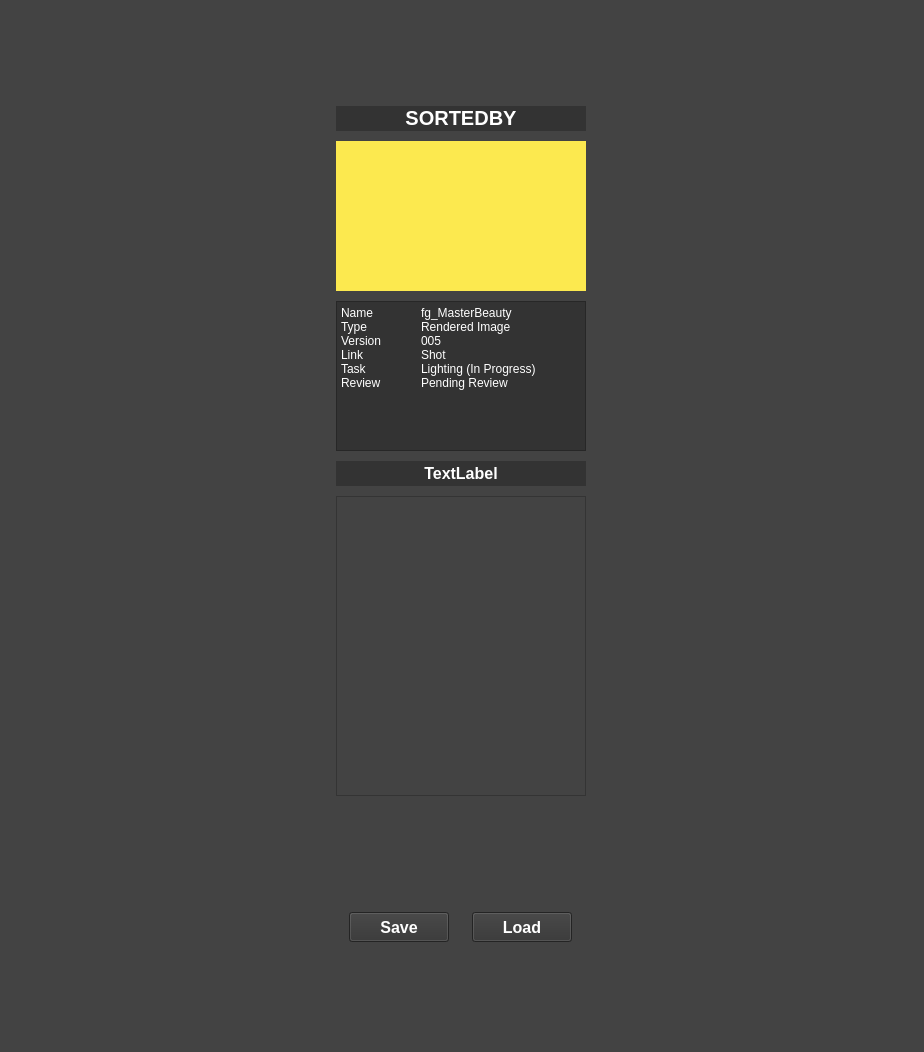
Before: the Qt Designer form kkw/PJT_2st/Maya_Api.ui in KKW0/pizza_api, drawn with Qt 5.
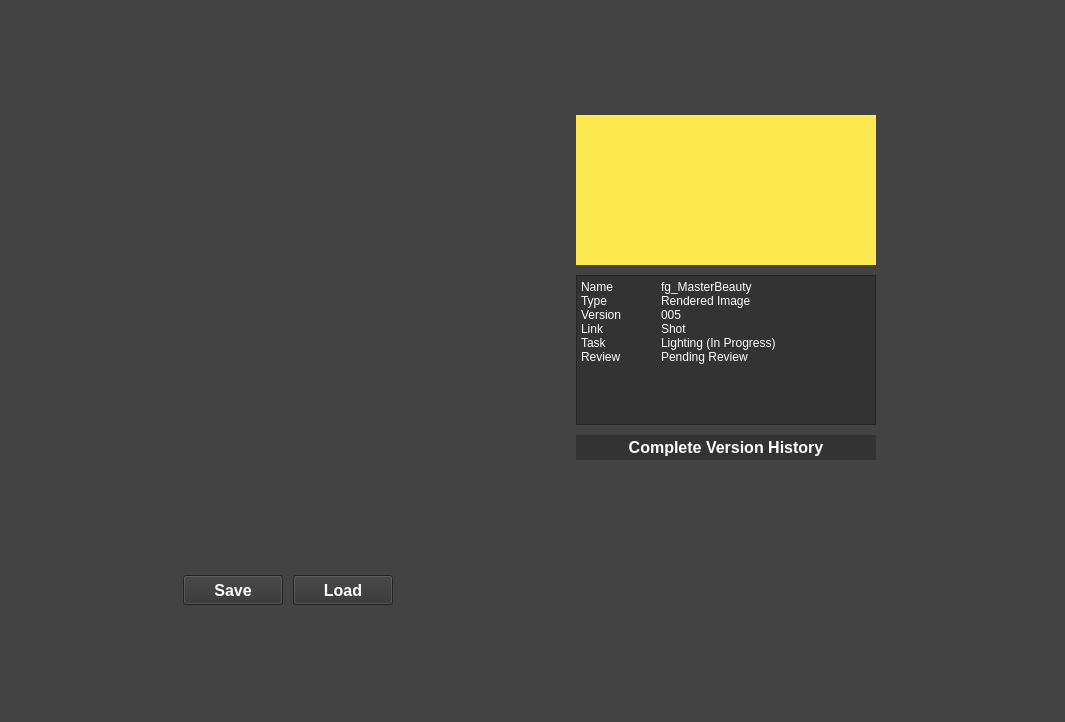
After: the same form once the commit is applied.

```diff
--- a/kkw/PJT_2st/Maya_Api.ui
+++ b/kkw/PJT_2st/Maya_Api.ui
@@ -6,8 +6,8 @@
    <rect>
     <x>0</x>
     <y>0</y>
-    <width>924</width>
-    <height>1052</height>
+    <width>1065</width>
+    <height>722</height>
    </rect>
   </property>
   <property name="windowTitle">
@@ -21,10 +21,10 @@
    <widget class="QWidget" name="gridLayoutWidget">
     <property name="geometry">
      <rect>
-      <x>0</x>
-      <y>0</y>
-      <width>922</width>
-      <height>1049</height>
+      <x>10</x>
+      <y>10</y>
+      <width>1041</width>
+      <height>701</height>
      </rect>
     </property>
     <layout class="QGridLayout" name="Main_QGrid">
@@ -44,7 +44,7 @@
       <number>10</number>
      </property>
      <item row="0" column="2">
-      <layout class="QVBoxLayout" name="verticalLayout">
+      <layout class="QVBoxLayout" name="verticalLayout" stretch="1,1,1">
        <property name="spacing">
         <number>10</number>
        </property>
@@ -60,51 +60,6 @@
        <property name="bottomMargin">
         <number>10</number>
        </property>
-       <item>
-        <widget class="QLabel" name="label_34">
-         <property name="minimumSize">
-          <size>
-           <width>250</width>
-           <height>25</height>
-          </size>
-         </property>
-         <property name="maximumSize">
-          <size>
-           <width>250</width>
-           <height>25</height>
-          </size>
-         </property>
-         <property name="sizeIncrement">
-          <size>
-           <width>0</width>
-           <height>0</height>
-          </size>
-         </property>
-         <property name="baseSize">
-          <size>
-           <width>0</width>
-           <height>0</height>
-          </size>
-         </property>
-         <property name="font">
-          <font>
-           <pointsize>15</pointsize>
-           <weight>75</weight>
-           <bold>true</bold>
-          </font>
-         </property>
-         <property name="styleSheet">
-          <string notr="true">background-color: rgb(51, 51, 51);
-color: white;</string>
-         </property>
-         <property name="text">
-          <string>SORTEDBY</string>
-         </property>
-         <property name="alignment">
-          <set>Qt::AlignHCenter|Qt::AlignTop</set>
-         </property>
-        </widget>
-       </item>
        <item>
         <widget class="QLabel" name="label">
          <property name="enabled">
@@ -112,13 +67,13 @@
          </property>
          <property name="minimumSize">
           <size>
-           <width>250</width>
+           <width>300</width>
            <height>150</height>
           </size>
          </property>
          <property name="maximumSize">
           <size>
-           <width>250</width>
+           <width>300</width>
            <height>150</height>
           </size>
          </property>
@@ -140,13 +95,13 @@
         <widget class="QPlainTextEdit" name="plainTextEdit_2">
          <property name="minimumSize">
           <size>
-           <width>250</width>
+           <width>300</width>
            <height>150</height>
           </size>
          </property>
          <property name="maximumSize">
           <size>
-           <width>250</width>
+           <width>300</width>
            <height>150</height>
           </size>
          </property>
@@ -168,13 +123,13 @@
         <widget class="QLabel" name="label_49">
          <property name="minimumSize">
           <size>
-           <width>250</width>
+           <width>300</width>
            <height>25</height>
           </size>
          </property>
          <property name="maximumSize">
           <size>
-           <width>250</width>
+           <width>300</width>
            <height>25</height>
           </size>
          </property>
@@ -190,32 +145,16 @@
 color: white;</string>
          </property>
          <property name="text">
-          <string>TextLabel</string>
+          <string>Complete Version History</string>
          </property>
          <property name="alignment">
           <set>Qt::AlignCenter</set>
          </property>
         </widget>
        </item>
-       <item>
-        <widget class="QListView" name="listView">
-         <property name="minimumSize">
-          <size>
-           <width>250</width>
-           <height>300</height>
-          </size>
-         </property>
-         <property name="maximumSize">
-          <size>
-           <width>250</width>
-           <height>300</height>
-          </size>
-         </property>
-        </widget>
-       </item>
       </layout>
      </item>
-     <item row="1" column="2">
+     <item row="2" column="0">
       <layout class="QHBoxLayout" name="horizontalLayout">
        <property name="spacing">
         <number>10</number>
```
